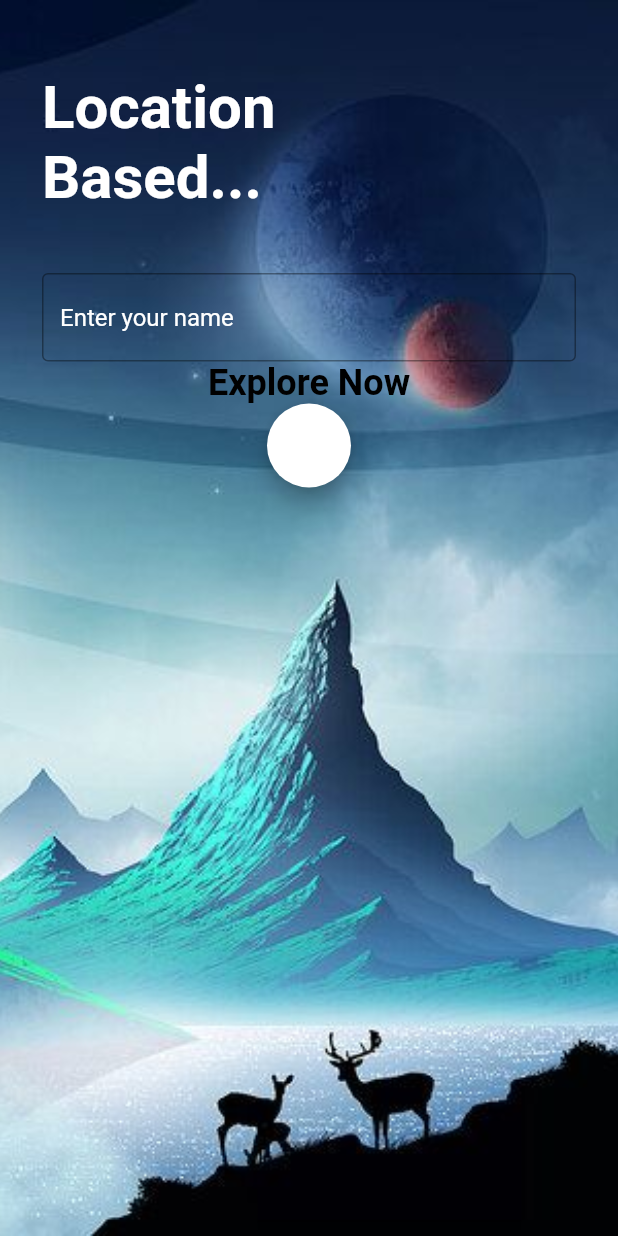
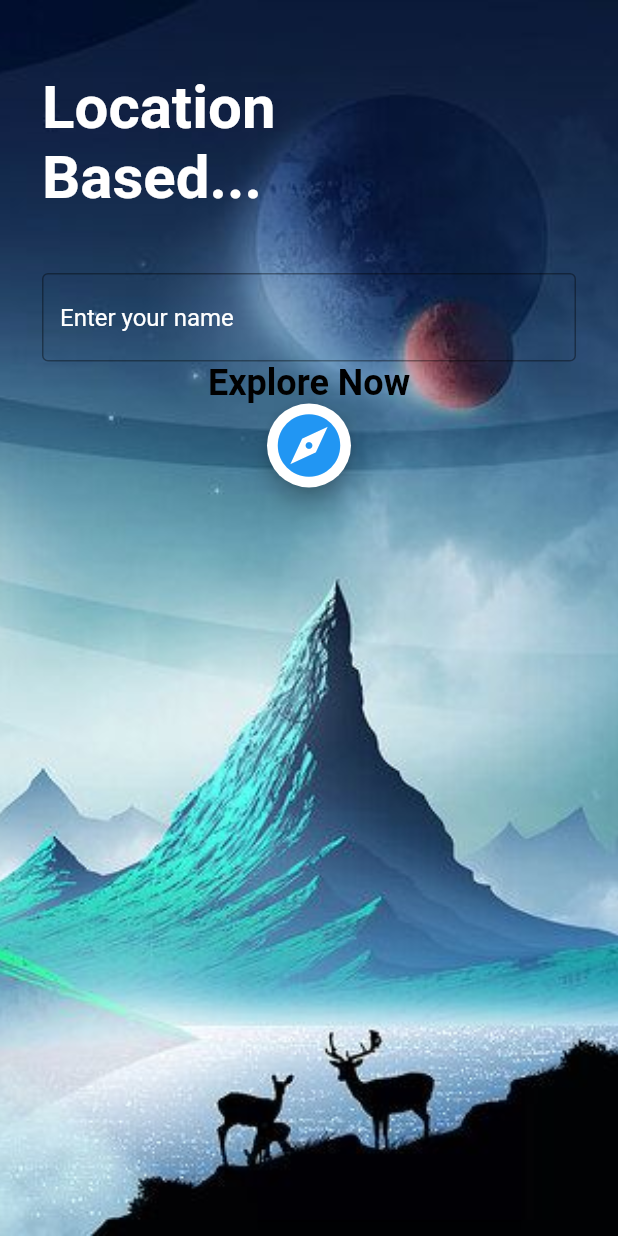
Before and after one commit to Riley-Howley/algorithms_mobile, a Flutter app: the screen it shows after launch, on a phone screen of 412 x 824 dp. Run offline on Flutter 3.47's test engine with Material 2 defaults, Android fonts, the phone set to English and light mode, and no system bars; our stand-ins replace connectivity_plus, geolocator.

Commit message:
Finished Application

```diff
--- a/lib/Widgets/all_data.dart
+++ b/lib/Widgets/all_data.dart
@@ -27,6 +27,7 @@ class _AllDataWidgetState extends State<AllDataWidget> {
           Container(
             width: MediaQuery.of(context).size.width / 1.5,
             child: TextField(
+              keyboardType: TextInputType.number,
               controller: idController,
               decoration: InputDecoration(
                 hintText: "User ID",
--- a/lib/main.dart
+++ b/lib/main.dart
@@ -112,7 +112,11 @@ class _HomePageState extends State<HomePage> {
                                   DashboardScreen(nameController.text),
                             ));
                           },
-                          child: Icon(Icons.explore),
+                          child: Icon(
+                            Icons.explore,
+                            color: Colors.blue,
+                            size: 50,
+                          ),
                         ),
                       ),
                     ],
```
Also changed, not shown: lib/Widgets/new_location.dart (+43 -2 lines), lib/dashboard_screen.dart (+0 -22 lines).
